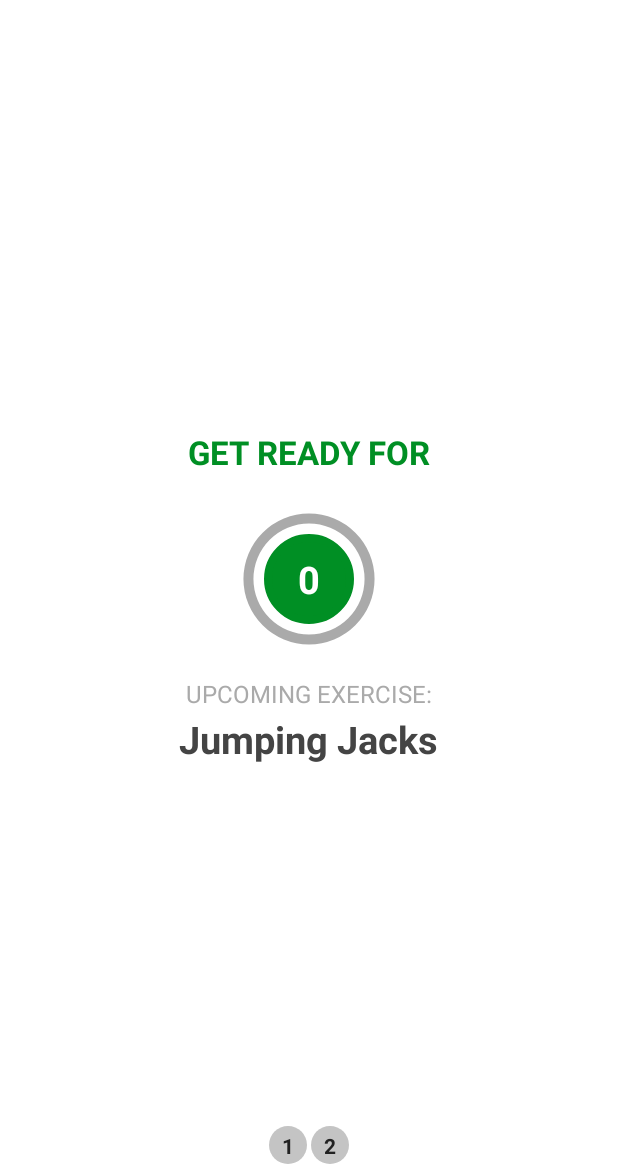
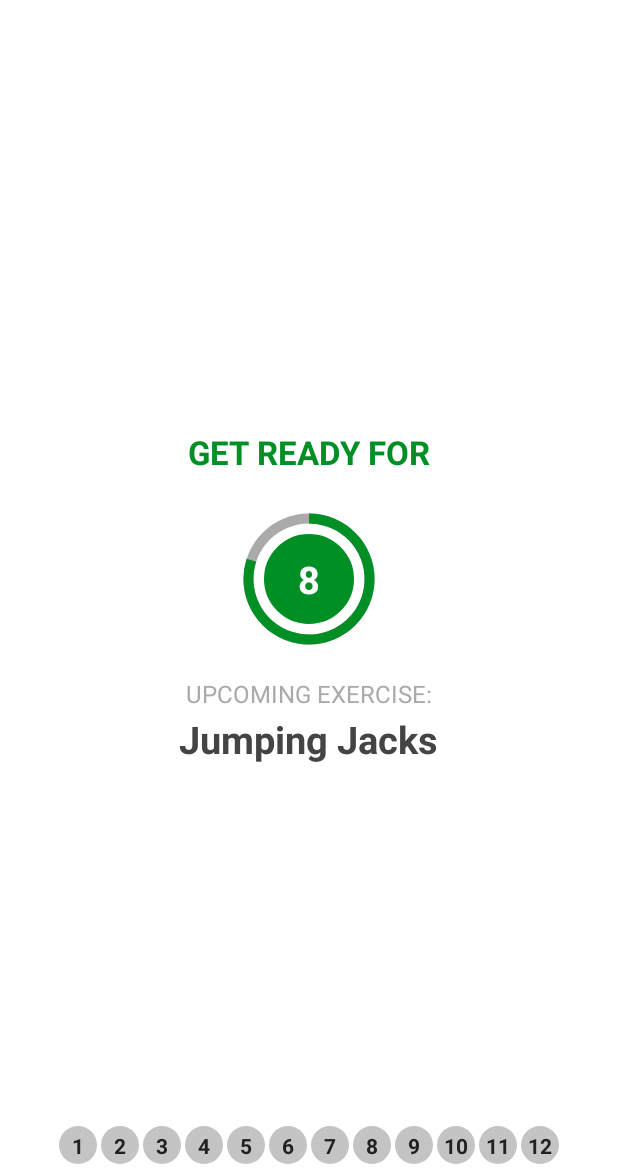
Before and after one commit to a-valitov/SevenMinuteWorkout, an Android app: the ExerciseActivity screen opened directly, with no data from a screen before it, on a phone screen of 412 x 824 dp, the part 62-1236 px from its top. Run offline under Robolectric (Android 15) with nearby library versions, the phone set to English and light mode, and no system bars.

Commit message:
ALL PLANNED FUNCTIONALITY REALIZED

```diff
--- a/app/src/main/java/com/avalitov/a7minuteworkout/Constants.kt
+++ b/app/src/main/java/com/avalitov/a7minuteworkout/Constants.kt
@@ -3,8 +3,8 @@ package com.avalitov.a7minuteworkout
 class Constants {
 
     companion object{
-        const val EXERCISE_TIME: Int = 4
-        const val REST_TIME: Int = 2
+        const val EXERCISE_TIME: Int = 30
+        const val REST_TIME: Int = 10
 
         fun defaultExerciseList(): ArrayList<ExerciseModel>{
             val exerciseList = ArrayList<ExerciseModel>()
@@ -14,36 +14,36 @@ class Constants {
 
             val wallSit = ExerciseModel(2, "Wall Sit", R.drawable.ic_wall_sit, false, false)
             exerciseList.add(wallSit)
-//
-//            val pushUp = ExerciseModel(3, "Push-Up", R.drawable.ic_push_up, false, false)
-//            exerciseList.add(pushUp)
-//
-//            val abdominalCrunch = ExerciseModel(4, "Abdominal Crunch", R.drawable.ic_abdominal_crunch, false, false)
-//            exerciseList.add(abdominalCrunch)
-//
-//            val stepUpOntoChair = ExerciseModel(5, "Step-Up Onto Chair", R.drawable.ic_step_up_onto_chair, false, false)
-//            exerciseList.add(stepUpOntoChair)
-//
-//            val squat = ExerciseModel(6, "Squat", R.drawable.ic_squat, false, false)
-//            exerciseList.add(squat)
-//
-//            val tricepsDipOnChair = ExerciseModel(7, "Triceps Dip On Chair", R.drawable.ic_triceps_dip_on_chair, false, false)
-//            exerciseList.add(tricepsDipOnChair)
-//
-//            val plank = ExerciseModel(8, "Plank", R.drawable.ic_plank, false, false)
-//            exerciseList.add(plank)
-//
-//            val highKneesRunningInPlace = ExerciseModel(9, "High Knees Running In Place", R.drawable.ic_high_knees_running_in_place, false, false)
-//            exerciseList.add(highKneesRunningInPlace)
-//
-//            val lunge = ExerciseModel(10, "Lunge", R.drawable.ic_lunge, false, false)
-//            exerciseList.add(lunge)
-//
-//            val pushUpAndRotation = ExerciseModel(11, "Push-Up And Rotation", R.drawable.ic_push_up_and_rotation, false, false)
-//            exerciseList.add(pushUpAndRotation)
-//
-//            val sidePlank = ExerciseModel(12, "Side Plank", R.drawable.ic_side_plank, false, false)
-//            exerciseList.add(sidePlank)
+
+            val pushUp = ExerciseModel(3, "Push-Up", R.drawable.ic_push_up, false, false)
+            exerciseList.add(pushUp)
+
+            val abdominalCrunch = ExerciseModel(4, "Abdominal Crunch", R.drawable.ic_abdominal_crunch, false, false)
+            exerciseList.add(abdominalCrunch)
+
+            val stepUpOntoChair = ExerciseModel(5, "Step-Up Onto Chair", R.drawable.ic_step_up_onto_chair, false, false)
+            exerciseList.add(stepUpOntoChair)
+
+            val squat = ExerciseModel(6, "Squat", R.drawable.ic_squat, false, false)
+            exerciseList.add(squat)
+
+            val tricepsDipOnChair = ExerciseModel(7, "Triceps Dip On Chair", R.drawable.ic_triceps_dip_on_chair, false, false)
+            exerciseList.add(tricepsDipOnChair)
+
+            val plank = ExerciseModel(8, "Plank", R.drawable.ic_plank, false, false)
+            exerciseList.add(plank)
+
+            val highKneesRunningInPlace = ExerciseModel(9, "High Knees Running In Place", R.drawable.ic_high_knees_running_in_place, false, false)
+            exerciseList.add(highKneesRunningInPlace)
+
+            val lunge = ExerciseModel(10, "Lunge", R.drawable.ic_lunge, false, false)
+            exerciseList.add(lunge)
+
+            val pushUpAndRotation = ExerciseModel(11, "Push-Up And Rotation", R.drawable.ic_push_up_and_rotation, false, false)
+            exerciseList.add(pushUpAndRotation)
+
+            val sidePlank = ExerciseModel(12, "Side Plank", R.drawable.ic_side_plank, false, false)
+            exerciseList.add(sidePlank)
 
 
             return exerciseList
--- a/app/src/main/res/values/constants.xml
+++ b/app/src/main/res/values/constants.xml
@@ -1,6 +1,6 @@
 <?xml version="1.0" encoding="utf-8"?>
 <resources>
-    <integer name="exercise_time">4</integer>
-    <integer name="rest_time">2</integer>
+    <integer name="exercise_time">30</integer>
+    <integer name="rest_time">10</integer>
 
 </resources>
```
